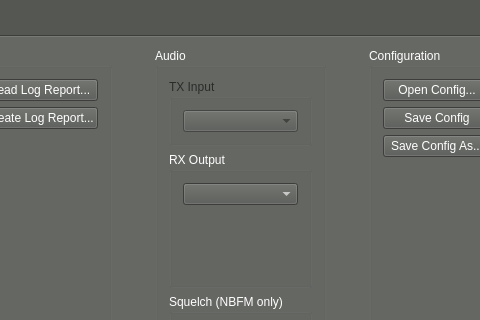
Old version of the form qtgui/mainwindow.ui in the repository kb1vc/SoDaRadio; both pictures show x 728 to 1208 and y 0 to 320 of the 1312 by 810 pixel window.
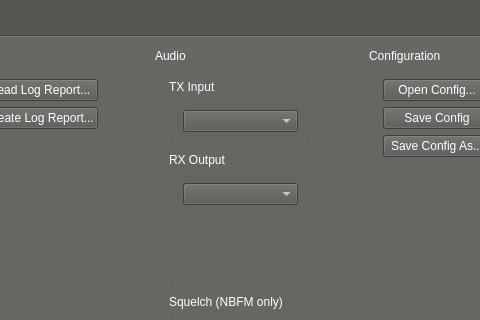
New version of the form. The open tabs and pages were chosen to show the change. Icons and pictures are not drawn. Custom widgets are drawn as their Qt base class.

Commit message: Work-in-progress : need to switch to smart pointers.

```diff
--- a/qtgui/mainwindow.ui
+++ b/qtgui/mainwindow.ui
@@ -1159,7 +1159,7 @@
              <item>
               <widget class="QGroupBox" name="groupBox_9">
                <property name="enabled">
-                <bool>false</bool>
+                <bool>true</bool>
                </property>
                <property name="toolTip">
                 <string>Look for this feature in a future feature edition. (It doesn't work yet.)</string>
```
Left out of the diff: 177 changed lines with no effect on the pictures. The commit also changes 2 other files.
